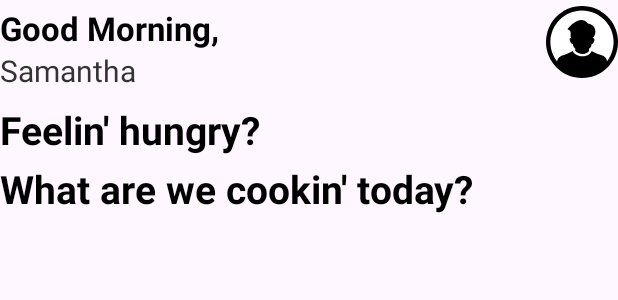
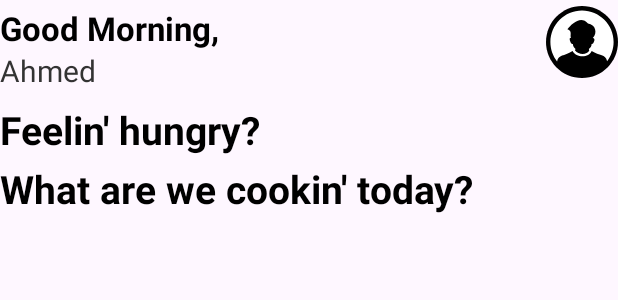
Before and after one commit to Ahmed-Hekal-01/tasty-trail-app, an Android app: the layout home_header.xml on its own in the app's theme, with its tools: preview values and no code run, on a phone screen of 412 x 824 dp. Shown: the top 300 px of the screen. Run offline under Robolectric (Android 15) with nearby library versions, the phone set to English and light mode, and no system bars.

```diff
--- a/app/src/main/res/layout/home_header.xml
+++ b/app/src/main/res/layout/home_header.xml
@@ -29,7 +29,7 @@
         android:id="@+id/userName"
         android:layout_width="wrap_content"
         android:layout_height="wrap_content"
-        android:text="Samantha"
+        android:text="Ahmed"
         android:textSize="20sp"
         android:textColor="@color/colorOnSurface"
         app:layout_constraintStart_toStartOf="@id/greeting"
```
Also changed, not shown: app/src/main/java/com/iti/tastytrail/ui/fragments/LoginFragment.kt (+8 -0 lines), app/src/main/java/com/iti/tastytrail/ui/fragments/RegisterFragment.kt (+9 -3 lines).
